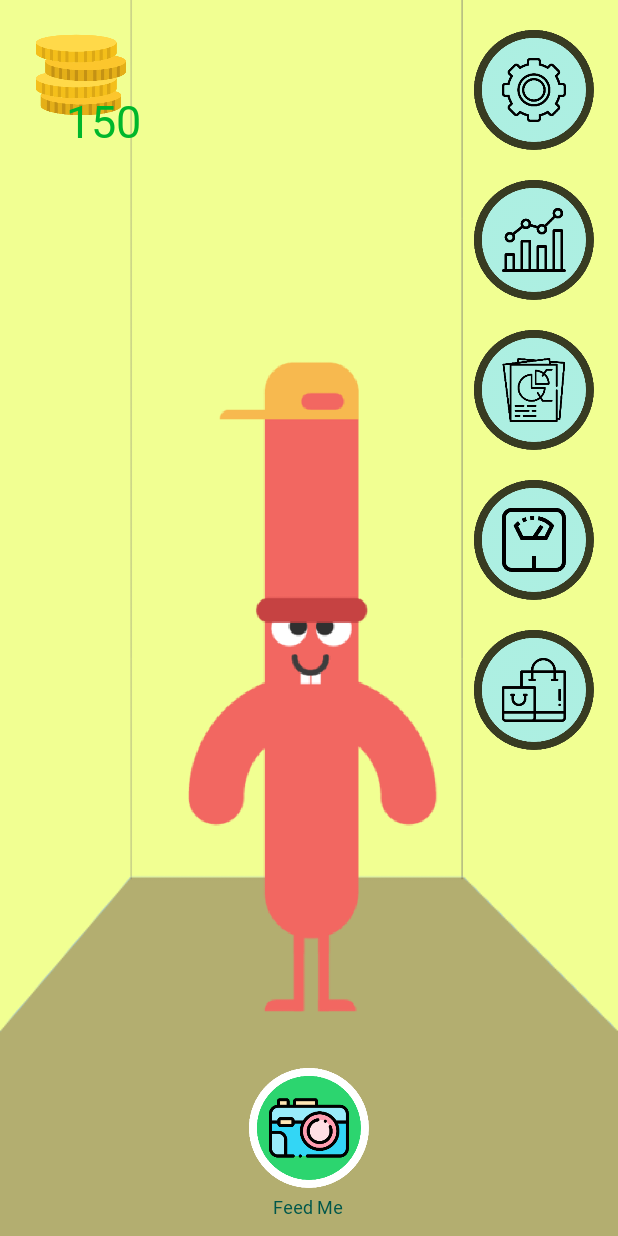
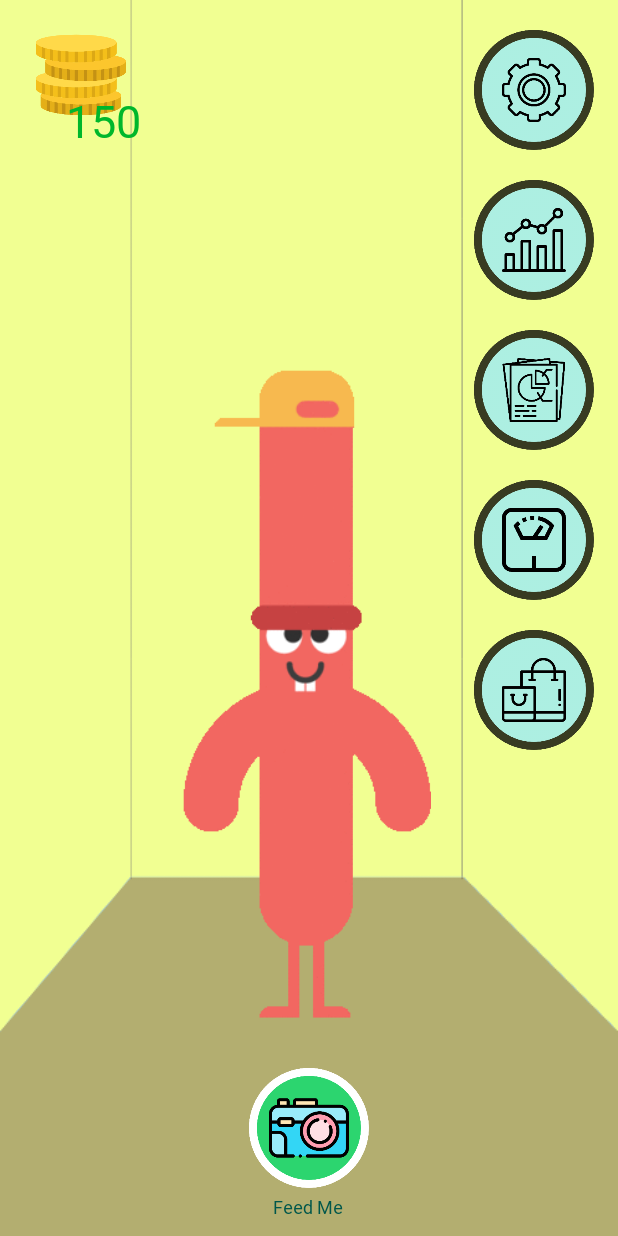
Before and after one commit to thareqmy/android-dietgo, an Android app: the screen it shows after launch (MainActivity), on a phone screen of 412 x 824 dp. Run offline under Robolectric (Android 15) with nearby library versions, the phone set to English and light mode, and no system bars; our stand-ins replace ButterKnife.

Commit message:
gif udah selesai

```diff
--- a/app/build.gradle
+++ b/app/build.gradle
@@ -45,4 +45,8 @@ dependencies {
     //crop
     implementation 'com.theartofdev.edmodo:android-image-cropper:2.6.+'
 
+    //gif image view
+    implementation 'pl.droidsonroids.gif:android-gif-drawable:1.2.3'
+
+
 }
--- a/app/src/main/res/layout/activity_main.xml
+++ b/app/src/main/res/layout/activity_main.xml
@@ -12,11 +12,24 @@
         android:layout_width="217dp"
         android:layout_height="435dp"
         android:layout_marginBottom="36dp"
-        android:visibility="visible"
+        android:visibility="invisible"
         app:layout_constraintBottom_toTopOf="@+id/snap_button"
         app:layout_constraintEnd_toEndOf="parent"
         app:layout_constraintStart_toStartOf="parent"
         app:srcCompat="@drawable/character" />
+
+    <pl.droidsonroids.gif.GifImageView
+        android:id="@+id/regPageLogo"
+        android:layout_width="170dp"
+        android:layout_height="435dp"
+        android:layout_marginEnd="8dp"
+        android:layout_marginBottom="32dp"
+        android:scaleType="centerCrop"
+        android:src="@drawable/chargif"
+        app:layout_constraintBottom_toTopOf="@+id/snap_button"
+        app:layout_constraintEnd_toEndOf="parent"
+        app:layout_constraintStart_toStartOf="parent"
+        app:layout_constraintTop_toBottomOf="@+id/textView" />
 
     <Button
         android:id="@+id/snap_button"
```
Also changed, not shown: app/src/main/res/drawable/charactergif.gif (added), app/src/main/res/drawable/chargif.gif (added), app/src/main/res/drawable/chargif2.gif (added), 1 other file.
